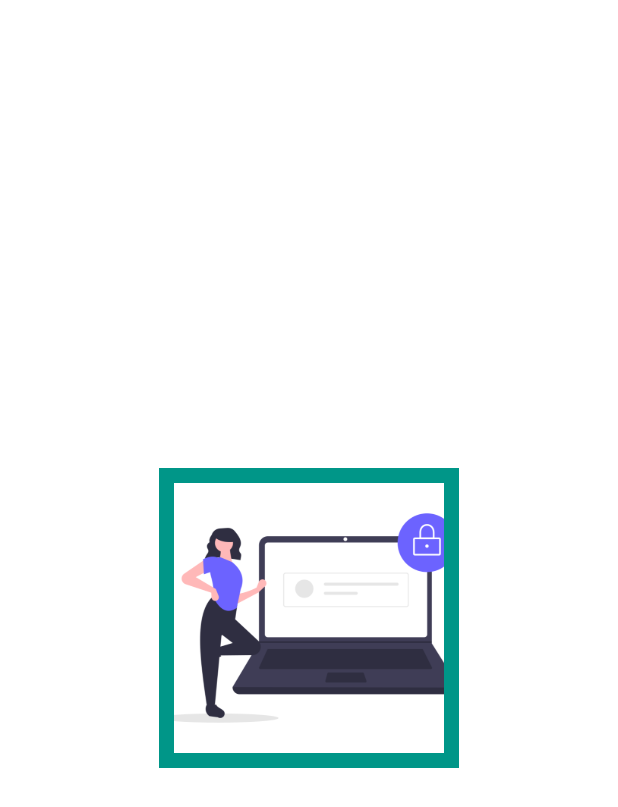
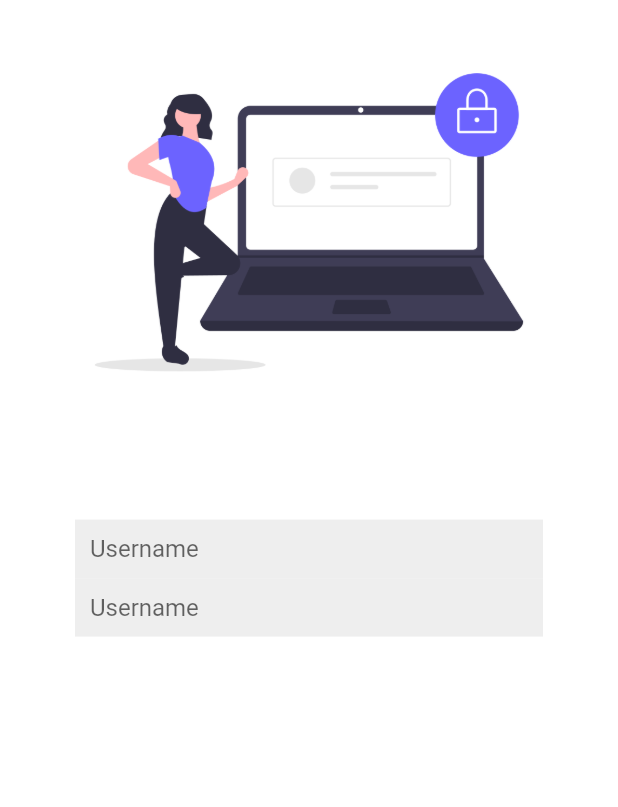
Before and after one commit to dkajolroy/flutter_widgets, a Flutter app: the screen it shows after launch, on a phone screen of 412 x 824 dp. Shown: the top 807 px of the screen. Run offline on Flutter 3.47's test engine with Material 2 defaults, Android fonts, the phone set to English and light mode, and no system bars.

Commit message:
input widget

```diff
--- a/lib/main.dart
+++ b/lib/main.dart
@@ -1,5 +1,5 @@
 import 'package:flutter/material.dart';
-import 'package:flutter_application_01/widgets/image_widget.dart';
+import 'package:flutter_application_01/widgets/input_widget.dart';
 
 void main() {
   runApp(const MyApp());
@@ -10,6 +10,6 @@ class MyApp extends StatelessWidget {
 
   @override
   Widget build(BuildContext context) {
-    return const MaterialApp(home: ImageWidget());
+    return const MaterialApp(home: InputWidget());
   }
 }
--- /dev/null
+++ b/lib/widgets/input_widget.dart
@@ -0,0 +1,48 @@
+import 'package:flutter/material.dart';
+
+class InputWidget extends StatelessWidget {
+  const InputWidget({super.key});
+
+  @override
+  Widget build(BuildContext context) {
+    return Scaffold(
+      body: Container(
+          color: Colors.white,
+          child: Column(
+            children: [
+              Container(
+                padding: const EdgeInsets.all(20.0),
+                child: Center(
+                  child: Image.asset(
+                    "lib/assets/undraw_secure_login.png",
+                  ),
+                ),
+              ),
+              Container(
+                margin: const EdgeInsets.all(50),
+                child: Column(
+                  children: [
+                    Container(
+                      padding: const EdgeInsets.all(10),
+                      color: Colors.grey[200],
+                      child: const TextField(
+                        decoration:
+                            InputDecoration.collapsed(hintText: "Username"),
+                      ),
+                    ),
+                    Container(
+                      padding: const EdgeInsets.all(10),
+                      color: Colors.grey[200],
+                      child: const TextField(
+                        decoration:
+                            InputDecoration.collapsed(hintText: "Username"),
+                      ),
+                    )
+                  ],
+                ),
+              )
+            ],
+          )),
+    );
+  }
+}
```
